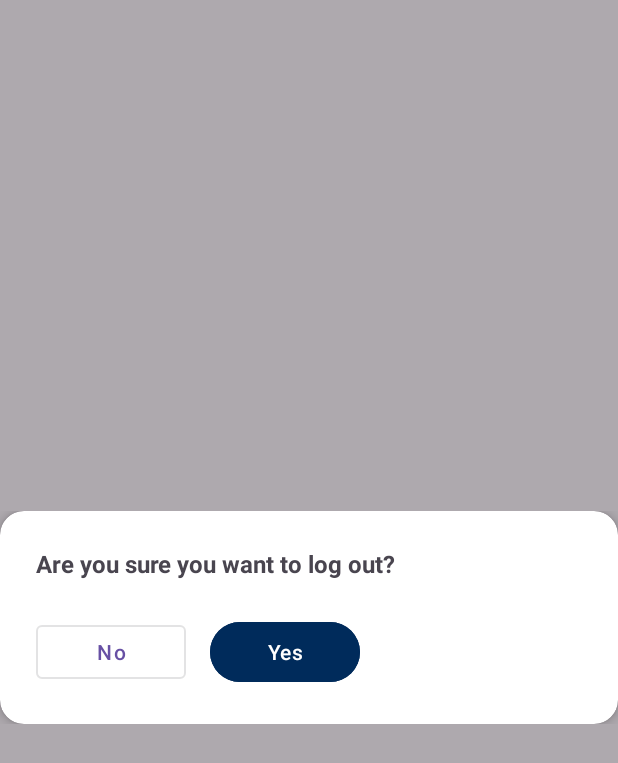
After one commit to Bangkit-Beauskin/beauskin-mobile-app, an Android app: the fragment LogoutDialogFragment shown on its own in the app's theme, on a phone screen of 412 x 824 dp. The commit adds this screen. Shown: the top 763 px of the screen. Run offline under Robolectric (Android 15) with nearby library versions, the phone set to English and light mode, and no system bars.

Commit message:
update log out

```diff
--- /dev/null
+++ b/app/src/main/java/com/dicoding/bangkitcapstone/profile/LogoutDialogFragment.kt
@@ -0,0 +1,68 @@
+package com.dicoding.bangkitcapstone.profile
+
+import android.app.Dialog
+import android.graphics.Color
+import android.graphics.drawable.ColorDrawable
+import android.os.Bundle
+import android.view.LayoutInflater
+import android.view.View
+import android.view.ViewGroup
+import android.view.Window
+import androidx.fragment.app.DialogFragment
+import com.dicoding.bangkitcapstone.databinding.DialogLogoutBinding
+
+class LogoutDialogFragment : DialogFragment() {
+    private var _binding: DialogLogoutBinding? = null
+    private val binding get() = _binding!!
+
+    var onConfirmLogout: (() -> Unit)? = null
+
+    override fun onCreateDialog(savedInstanceState: Bundle?): Dialog {
+        val dialog = super.onCreateDialog(savedInstanceState)
+        dialog.window?.requestFeature(Window.FEATURE_NO_TITLE)
+        return dialog
+    }
+
+    override fun onCreateView(
+        inflater: LayoutInflater,
+        container: ViewGroup?,
+        savedInstanceState: Bundle?
+    ): View {
+        _binding = DialogLogoutBinding.inflate(inflater, container, false)
+        return binding.root
+    }
+
+    override fun onViewCreated(view: View, savedInstanceState: Bundle?) {
+        super.onViewCreated(view, savedInstanceState)
+
+        dialog?.window?.apply {
+            setBackgroundDrawable(ColorDrawable(Color.TRANSPARENT))
+            setLayout(
+                ViewGroup.LayoutParams.MATCH_PARENT,
+                ViewGroup.LayoutParams.WRAP_CONTENT
+            )
+        }
+
+        setupClickListeners()
+    }
+
+    private fun setupClickListeners() {
+        binding.btnYes.setOnClickListener {
+            onConfirmLogout?.invoke()
+            dismiss()
+        }
+
+        binding.btnNo.setOnClickListener {
+            dismiss()
+        }
+    }
+
+    override fun onDestroyView() {
+        super.onDestroyView()
+        _binding = null
+    }
+
+    companion object {
+        const val TAG = "LogoutDialogFragment"
+    }
+}
--- /dev/null
+++ b/app/src/main/res/layout/dialog_logout.xml
@@ -0,0 +1,52 @@
+<?xml version="1.0" encoding="utf-8"?>
+<androidx.cardview.widget.CardView xmlns:android="http://schemas.android.com/apk/res/android"
+    xmlns:app="http://schemas.android.com/apk/res-auto"
+    android:layout_width="wrap_content"
+    android:layout_height="wrap_content"
+    app:cardCornerRadius="16dp"
+    app:cardElevation="4dp">
+
+    <LinearLayout
+        android:layout_width="wrap_content"
+        android:layout_height="wrap_content"
+        android:orientation="vertical"
+        android:padding="24dp">
+
+        <TextView
+            android:layout_width="wrap_content"
+            android:layout_height="wrap_content"
+            android:gravity="center"
+            android:text="Are you sure you want to log out?"
+            android:textSize="16sp"
+            android:textStyle="bold" />
+
+        <LinearLayout
+            android:layout_width="wrap_content"
+            android:layout_height="wrap_content"
+            android:layout_marginTop="24dp"
+            android:orientation="horizontal">
+
+            <com.google.android.material.button.MaterialButton
+                android:id="@+id/btnNo"
+                style="@style/Widget.MaterialComponents.Button.OutlinedButton"
+                android:layout_width="wrap_content"
+                android:layout_height="wrap_content"
+                android:layout_marginEnd="8dp"
+                android:minWidth="100dp"
+                android:text="No"
+                android:textAllCaps="false" />
+
+            <com.google.android.material.button.MaterialButton
+                android:id="@+id/btnYes"
+                android:layout_width="wrap_content"
+                android:layout_height="wrap_content"
+                android:layout_marginStart="8dp"
+                android:backgroundTint="@color/navy_blue"
+                android:minWidth="100dp"
+                android:text="Yes"
+                android:textAllCaps="false" />
+
+        </LinearLayout>
+    </LinearLayout>
+
+</androidx.cardview.widget.CardView>
--- a/app/src/main/res/values/styles.xml
+++ b/app/src/main/res/values/styles.xml
@@ -20,6 +20,11 @@
         <!-- Increase padding for better touch target -->
         <item name="chipMinHeight">40dp</item>
         <item name="android:textStyle">normal</item>
+    </style>
+
+    <style name="DialogAnimation">
+        <item name="android:windowEnterAnimation">@anim/dialog_fade_in</item>
+        <item name="android:windowExitAnimation">@anim/dialog_fade_out</item>
     </style>
 
     <!-- Style for the "All" chip -->
```
Also changed, not shown: app/src/main/java/com/dicoding/bangkitcapstone/profile/SettingActivity.kt (+76 -33 lines), app/src/main/java/com/dicoding/bangkitcapstone/profile/SettingViewModel.kt (added, +32 -0 lines), app/src/main/res/anim/dialog_fade_in.xml (added, +16 -0 lines), app/src/main/res/anim/dialog_fade_out.xml (added, +16 -0 lines).
